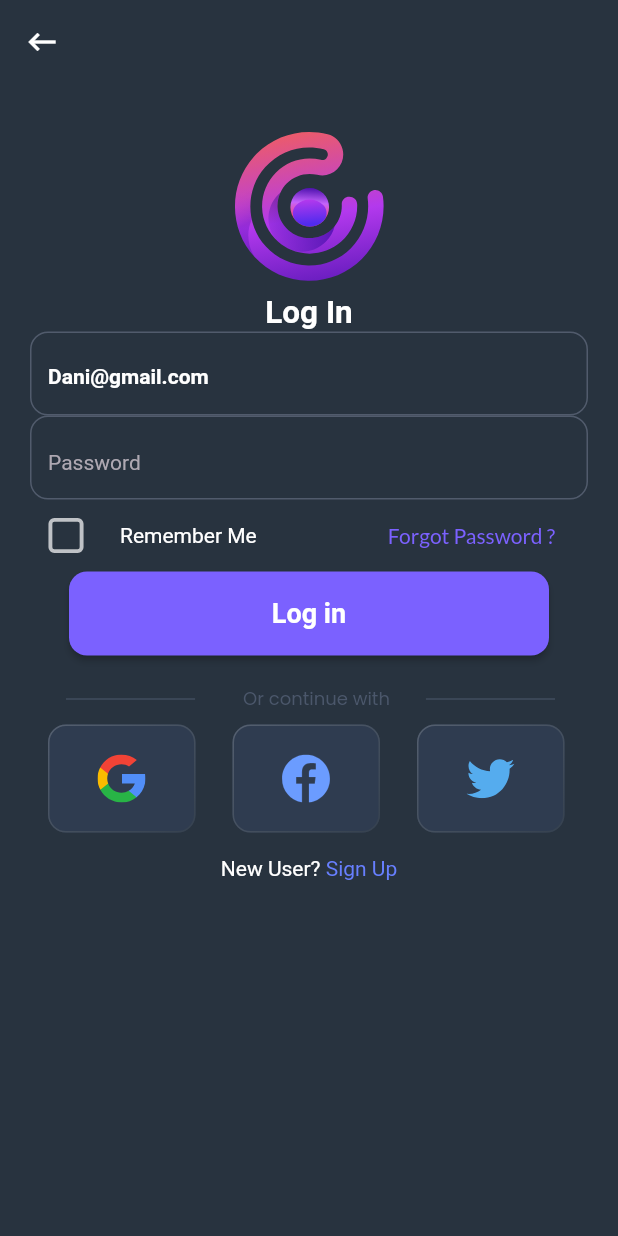
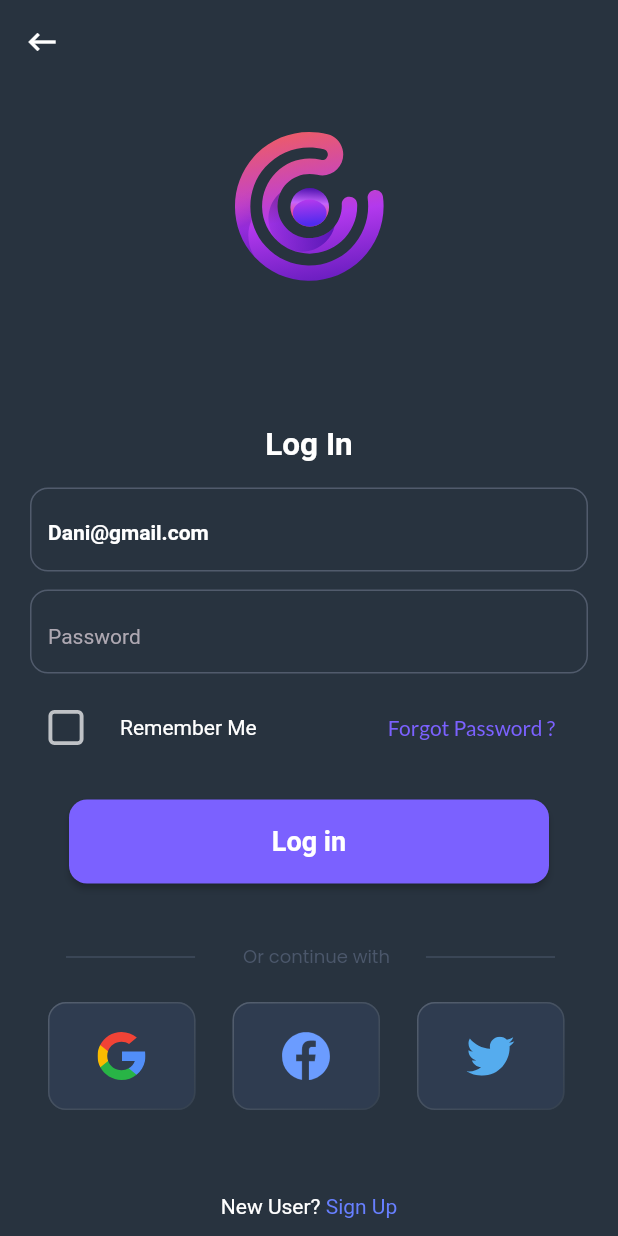
Before and after one commit to samibarsa/Running_app, a Flutter app: the LogInView screen opened by its route, on a phone screen of 412 x 824 dp. Run offline on Flutter 3.47's test engine with Material 2 defaults, Android fonts, the phone set to English and light mode, and no system bars; our stand-ins replace flutter_svg, go_router, introduction_screen; Roboto replaces fonts that are missing (poppins).

Commit message:
finish log in without refactor

```diff
--- a/lib/Features/Log In/pesentation/widgets/log_in_view_body.dart
+++ b/lib/Features/Log In/pesentation/widgets/log_in_view_body.dart
@@ -15,6 +15,7 @@ class LogInViewBody extends StatelessWidget {
   @override
   Widget build(BuildContext context) {
     return SingleChildScrollView(
+        physics: const BouncingScrollPhysics(),
         child: Padding(
           padding: const EdgeInsets.symmetric(horizontal: 20),
           child: Column(children: [
@@ -26,16 +27,28 @@ class LogInViewBody extends StatelessWidget {
                   fit: BoxFit.none,
                   padding: const EdgeInsets.only(top: 24)),
             ),
+            const SizedBox(
+              height: 88,
+            ),
             const Text(
               "Log In",
               style: Styles.textStyle21,
+            ),
+            const SizedBox(
+              height: 16,
             ),
             CoustomTextFormField(
               hinttext: "Dani@gmail.com",
               hintStyle: Styles.textStyle14
                   .copyWith(fontWeight: FontWeight.bold, color: Colors.white),
             ),
+            const SizedBox(
+              height: 12,
+            ),
             const PassWordFieled(),
+            const SizedBox(
+              height: 12,
+            ),
             Row(
               mainAxisAlignment: MainAxisAlignment.start,
               children: [
@@ -57,17 +70,29 @@ class LogInViewBody extends StatelessWidget {
                         fontFamily: 'Lato'))
               ],
             ),
+            const SizedBox(
+              height: 24,
+            ),
             const CoustomBoutton(
               minwidth: 330,
               textbutton: "Log in",
             ),
+            const SizedBox(
+              height: 20,
+            ),
             const CoustomDivider(),
+            const SizedBox(
+              height: 13,
+            ),
             Row(
               children: [
                 SvgPicture.asset(ImagePath.googlelogo),
                 SvgPicture.asset(ImagePath.facebook),
                 SvgPicture.asset(ImagePath.twitter),
               ],
+            ),
+            const SizedBox(
+              height: 40,
             ),
             Row(
               mainAxisAlignment: MainAxisAlignment.center,
@@ -84,6 +109,9 @@ class LogInViewBody extends StatelessWidget {
                           .copyWith(color: const Color(0xff677FFF)),
                     )),
               ],
+            ),
+            const SizedBox(
+              height: 34,
             )
           ]),
         ));
--- a/lib/Features/Log In/pesentation/widgets/password_fields.dart
+++ b/lib/Features/Log In/pesentation/widgets/password_fields.dart
@@ -12,7 +12,7 @@ class PassWordFieled extends StatefulWidget {
 }
 
 class _PassWordFieledState extends State<PassWordFieled> {
-  bool obscuretext = false;
+  bool obscuretext = true;
   @override
   Widget build(BuildContext context) {
     return CoustomTextFormField(
```
Lines whose indentation alone changed are shown as unchanged.
